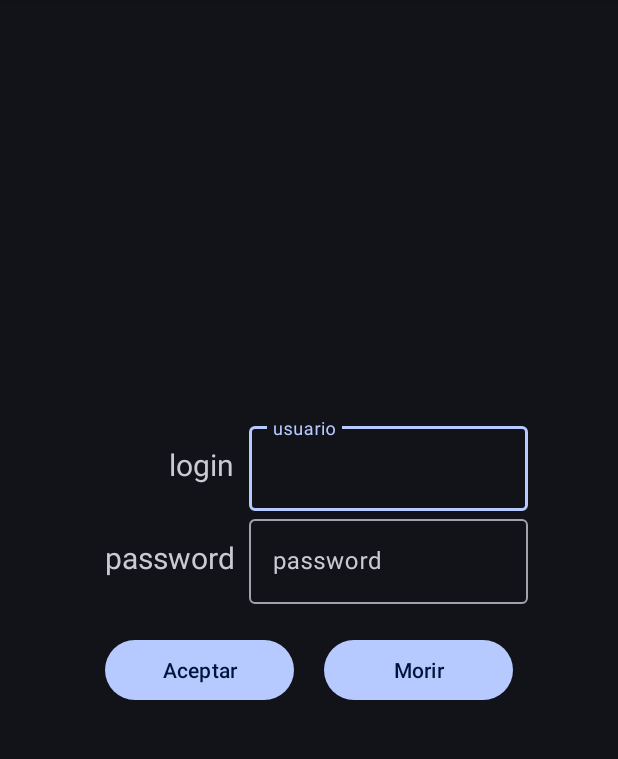
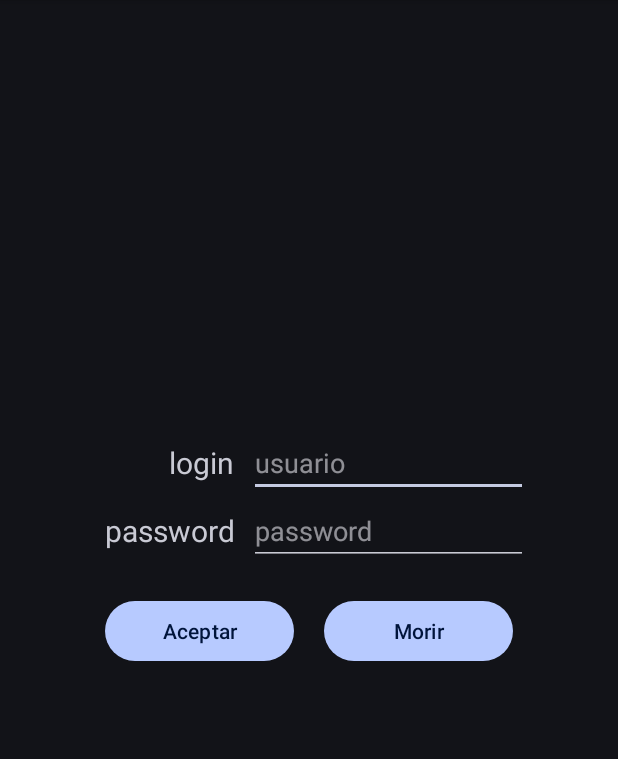
Before and after one commit to MNCLY0/PracticaEvaluableAndroidStudio01, an Android app built with Jetpack Compose: the screen it shows after launch (MainActivity), on a phone screen of 412 x 824 dp, the part 96-855 px from its top. Run offline under Robolectric (Android 15) with nearby library versions, the phone set to English and light mode, and no system bars; 2 statements that could not run were skipped.

Commit message:
Commit 2 migracion de proyecto

```diff
--- a/app/src/main/AndroidManifest.xml
+++ b/app/src/main/AndroidManifest.xml
@@ -13,7 +13,7 @@
         android:theme="@style/Theme.PrácticaEvaluableApp"
         tools:targetApi="31">
         <activity
-            android:name=".main_menu"
+            android:name=".Main_menu"
             android:exported="false" />
         <activity
             android:name=".MainActivity"
--- a/app/src/main/java/com/example/prcticaevaluableapp/MainActivity.kt
+++ b/app/src/main/java/com/example/prcticaevaluableapp/MainActivity.kt
@@ -1,83 +1,50 @@
 package com.example.prcticaevaluableapp
 
 import android.os.Bundle
+import android.widget.Button
+import android.widget.EditText
+import android.widget.TextView
 import androidx.appcompat.app.AppCompatActivity
-
-import android.widget.TextView
-import androidx.viewpager.widget.ViewPager
-import com.google.android.material.tabs.TabLayout
 
 class MainActivity : AppCompatActivity() {
 
-    private lateinit var ventanaDeslizante: ViewPager
-    private lateinit var tablayout: TabLayout
-    private lateinit var txtTexto: TextView
+    private lateinit var inputUser: EditText
+    private lateinit var inputPassword: EditText
+
+    private lateinit var botonAceptar: Button
+
+    private lateinit var textoDebug: TextView
 
 
     override fun onCreate(savedInstanceState: Bundle?) {
         super.onCreate(savedInstanceState)
         setContentView(R.layout.activity_login)
 
-//        //obtiene las referencias de los objetos layout
-//        ventanaDeslizante = findViewById(R.id.viewpager)
-//        tablayout = findViewById(R.id.tabLayout)
-//        txtTexto = findViewById(R.id.txtTextoInformacion)
-//
-//        // Inicia el controlador deslizante de ventanas que recibe como parámetro un objeto supportFragmentManager
-//        //Ese objeto gestiona los fragmentos en las actividades.
-//        //En Java seria equivalente a this.getSupportFragmentManager()
-//        val controlador = ControladorVentanasDeslizantes(supportFragmentManager)
-//
-//        controlador.addFragment(CorreosFragment(), "Correos")
-//        controlador.addFragment(ContactosFragment(), "Contactos")
-//
-//        //Agregar al controlador el deslizador de vistas
-//        //Estamos siciendo que el comprotamiento del viewPager(widget que desliza)
-//        //sea el del controlador
-//        ventanaDeslizante.adapter = controlador
-//        //Vincula el controlasor al tablayout
-//        tablayout.setupWithViewPager(ventanaDeslizante)
-//
-//
-//        tablayout.getTabAt(0)?.setIcon(R.drawable.baseline_mail_outline_24)
-//        tablayout.getTabAt(1)?.setIcon(R.drawable.baseline_person_outline_24)
+        inputUser = findViewById(R.id.loginuser)
+        inputPassword = findViewById(R.id.loginpassword)
+        botonAceptar = findViewById(R.id.botonAceptar)
+        textoDebug = findViewById(R.id.textodebug)
+
+        botonAceptar.setOnClickListener{
+            if (comprobarLogin())
+            {
+                textoDebug.setText("Inicio de sesion correcto")
+            }
+            else
+            {
+                textoDebug.setText("Inicio de sesion incorrecto")
+            }
+        }
+
     }
 
-    //    Ponemos el menus
-//    override fun onCreateOptionsMenu(menu: Menu?): Boolean {
-//        menuInflater.inflate(R.menu.menu_main, menu)
-//        return true
-//    }
-//
-//    override fun onOptionsItemSelected(item: MenuItem): Boolean {
-//        return when (item.itemId) {
-//            R.id.action_settings -> true
-//
-//            R.id.btnInformacionApp -> {
-//                lanzarInformacionDe()
-//                true
-//            }
-//            else -> super.onOptionsItemSelected(item)
-//        }
-//    }
-//
-//    private fun lanzarInformacionDe(view: View? = null) {
-//        val i = Intent(this, InformacionLegalActivity::class.java)
-////        startActivity(i)
-//        resultLauncher.launch(i)
-//    }
-//
-//    var resultLauncher = registerForActivityResult(ActivityResultContracts.StartActivityForResult()){
-//            result: ActivityResult ->
-//        val nombre = result.data?.getStringExtra("Mensaje")
-//        if (result.resultCode == Activity.RESULT_OK) {
-//            txtTexto.setText("El usuario ha aceptado los terminos" + " " + nombre)
-//        }
-//        else
-//        {
-//            txtTexto.setText("El usuario no ha aceptado los terminos")
-//        }
-//    }
+    private fun comprobarLogin(): Boolean {
+
+        val nombreUser = inputUser.getText()
+        val passwordUser = inputUser.getText()
+
+        return nombreUser.equals(R.string.usuario) && passwordUser.equals(R.string.password)
+    }
 
 
 }
--- a/app/src/main/java/com/example/prcticaevaluableapp/main_menu.kt
+++ b/app/src/main/java/com/example/prcticaevaluableapp/Main_menu.kt
@@ -1,23 +1,15 @@
 package com.example.prcticaevaluableapp
 
-import android.app.Activity
-import android.content.Intent
 import android.os.Bundle
-import android.view.Menu
-import android.view.MenuItem
-import android.view.View
+import android.widget.EditText
 import android.widget.TextView
-import androidx.activity.enableEdgeToEdge
-import androidx.activity.result.ActivityResult
-import androidx.activity.result.contract.ActivityResultContracts
 import androidx.appcompat.app.AppCompatActivity
-import androidx.core.view.ViewCompat
-import androidx.core.view.WindowInsetsCompat
 import androidx.viewpager.widget.ViewPager
 import com.google.android.material.tabs.TabLayout
 
-class main_menu : AppCompatActivity() {
-    private lateinit var ventanaDeslizante: ViewPager
+class Main_menu : AppCompatActivity() {
+    private lateinit var inputUser: EditText
+    private lateinit var inputPassword: EditText
     private lateinit var tablayout: TabLayout
     private lateinit var txtTexto: TextView
 
@@ -26,10 +18,10 @@ class main_menu : AppCompatActivity() {
         super.onCreate(savedInstanceState)
         setContentView(R.layout.activity_main_menu)
 
-//        //obtiene las referencias de los objetos layout
+        //obtiene las referencias de los objetos layout
 //        ventanaDeslizante = findViewById(R.id.viewpager)
-//        tablayout = findViewById(R.id.tabLayout)
-//        txtTexto = findViewById(R.id.txtTextoInformacion)
+        tablayout = findViewById(R.id.tabLayout)
+        inputUser = findViewById(R.id.loginuser)
 //
 //        // Inicia el controlador deslizante de ventanas que recibe como parámetro un objeto supportFragmentManager
 //        //Ese objeto gestiona los fragmentos en las actividades.
--- a/app/src/main/res/layout/activity_login.xml
+++ b/app/src/main/res/layout/activity_login.xml
@@ -19,7 +19,7 @@
             android:layout_weight="0.40">
 
             <TextView
-                android:id="@+id/logintexto"
+                android:id="@+id/loginuser"
                 android:layout_width="match_parent"
                 android:layout_height="match_parent"
                 android:gravity="end|center_vertical"
@@ -27,17 +27,14 @@
                 android:paddingEnd="10dp"
                 android:textSize="20sp"/>
         </FrameLayout>
-        <com.google.android.material.textfield.TextInputLayout
+        <EditText
             android:layout_width="0dp"
             android:layout_height="match_parent"
             android:layout_weight=".70"
-             >
+            android:hint="usuario"
+            >
 
-            <com.google.android.material.textfield.TextInputEditText
-                android:layout_width="match_parent"
-                android:layout_height="match_parent"
-                android:hint="usuario" />
-        </com.google.android.material.textfield.TextInputLayout>
+        </EditText>
     </LinearLayout>
     <LinearLayout
         android:layout_width="match_parent"
@@ -45,6 +42,7 @@
         android:orientation="horizontal"
         android:paddingLeft="60dp"
         android:paddingRight="60dp">
+
         <FrameLayout
             android:layout_width="0dp"
             android:layout_height="match_parent"
@@ -59,18 +57,14 @@
                 android:paddingEnd="10dp"
                 android:textSize="20sp"/>
         </FrameLayout>
-        <com.google.android.material.textfield.TextInputLayout
+        <EditText
             android:layout_width="0dp"
             android:layout_height="match_parent"
             android:layout_weight=".70"
+            android:hint="password"
             >
 
-            <com.google.android.material.textfield.TextInputEditText
-                android:layout_width="match_parent"
-                android:layout_height="match_parent"
-                android:hint="password"
-                android:inputType="textPassword"/>
-        </com.google.android.material.textfield.TextInputLayout>
+        </EditText>
     </LinearLayout>
 
     <LinearLayout
@@ -83,7 +77,7 @@
         >
 
         <Button
-            android:id="@+id/button2"
+            android:id="@+id/botonAceptar"
             android:layout_width="match_parent"
             android:layout_height="wrap_content"
             android:layout_weight=".5"
@@ -99,5 +93,16 @@
             android:layout_margin="10dp"/>
 
     </LinearLayout>
+    <LinearLayout
+        android:layout_width="match_parent"
+        android:layout_height="wrap_content">
+
+        <TextView
+            android:id="@+id/textodebug"
+            android:layout_width="match_parent"
+            android:layout_height="wrap_content">
+        </TextView>
+
+    </LinearLayout>
 
 </LinearLayout>
--- a/app/src/main/res/values/strings.xml
+++ b/app/src/main/res/values/strings.xml
@@ -1,3 +1,5 @@
 <resources>
     <string name="app_name">Práctica evaluable App</string>
+    <string name="usuario">Cliente</string>
+    <string name="password">123456</string>
 </resources>
```
